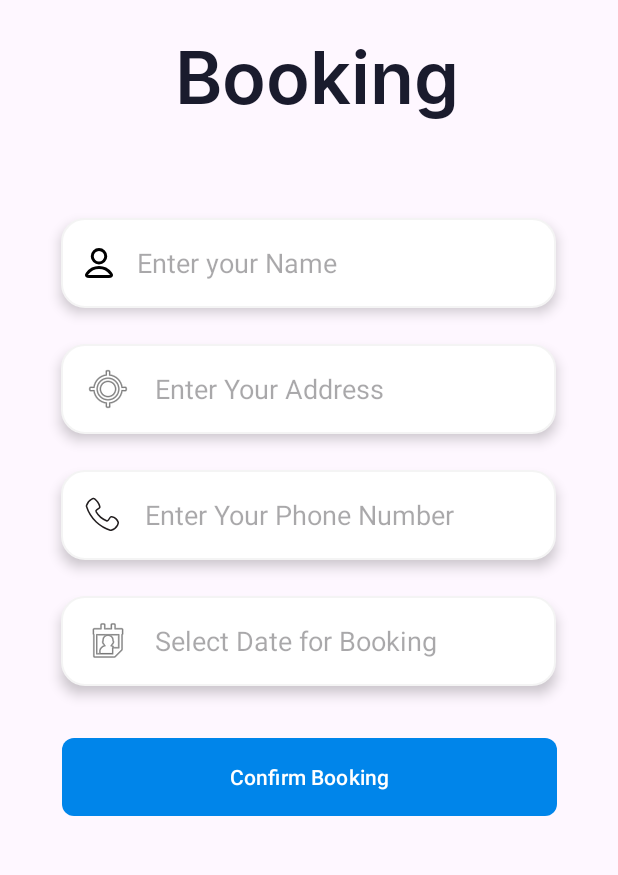
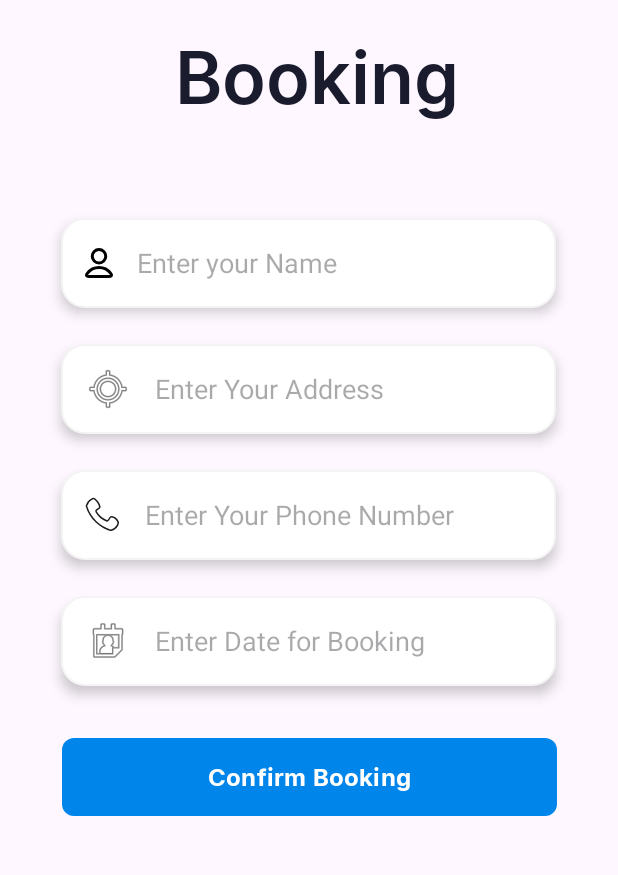
Before and after one commit to Mutashim99/Kaarigar-Android-App, an Android app: the ConfirmBooking screen opened directly, with no data from a screen before it, on a phone screen of 412 x 824 dp, the part 339-1214 px from its top. Run offline under Robolectric (Android 15) with nearby library versions, the phone set to English and light mode, and no system bars.

Commit message:
updated booking page

```diff
--- a/app/src/main/res/layout/activity_confirm_booking.xml
+++ b/app/src/main/res/layout/activity_confirm_booking.xml
@@ -115,7 +115,7 @@
         android:drawablePadding="15dp"
         android:elevation="5dp"
         android:ems="10"
-        android:hint="Select Date for Booking"
+        android:hint="Enter Date for Booking"
         android:inputType="date"
         android:paddingLeft="15dp"
         app:layout_constraintEnd_toEndOf="parent"
@@ -127,7 +127,9 @@
         android:layout_width="330dp"
         android:layout_height="60dp"
         android:layout_marginBottom="50dp"
+        android:fontFamily="@font/inter_bold"
         android:text="Confirm Booking"
+        android:textSize="16sp"
         app:cornerRadius="8dp"
         app:layout_constraintBottom_toBottomOf="parent"
         app:layout_constraintEnd_toEndOf="parent"
```
Also changed, not shown: app/src/main/java/com/test/kaarigar/ConfirmBooking.java (line endings or trailing spaces).
